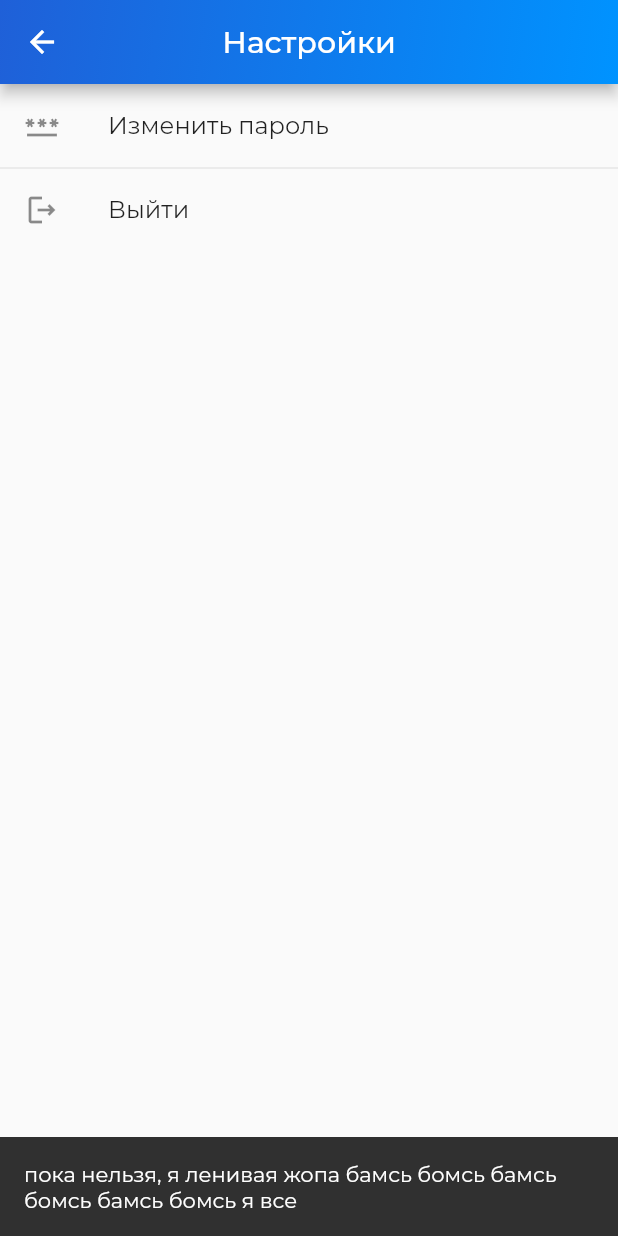
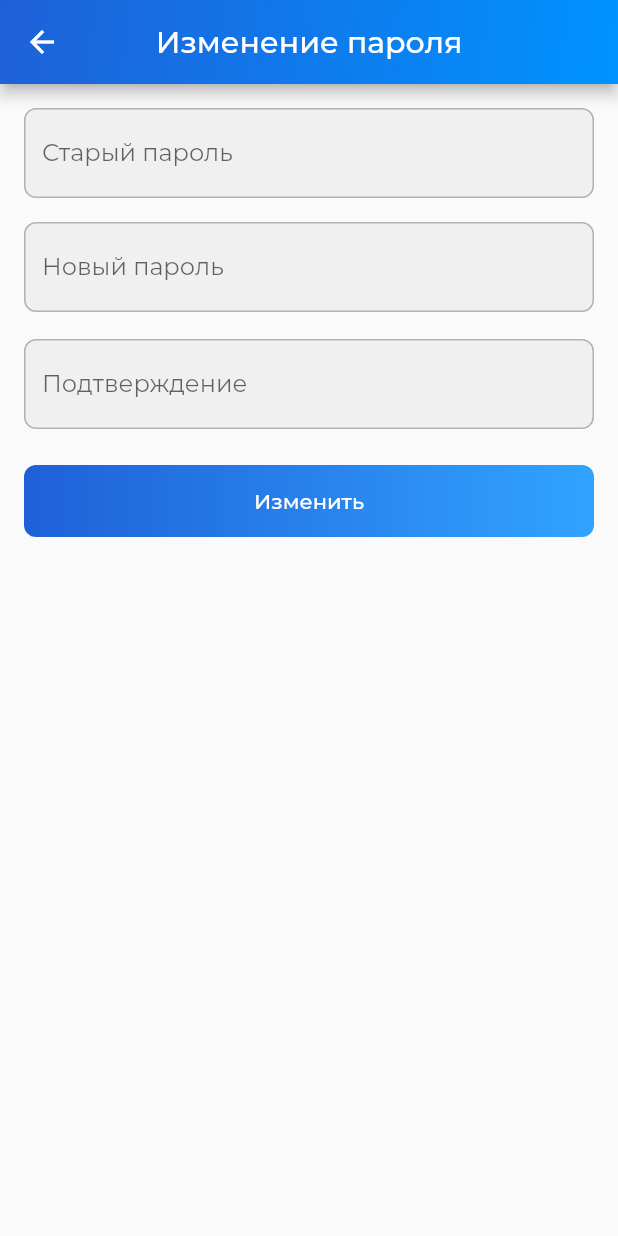
Before and after one commit to fdl-mc/fdl-mobile, a Flutter app: the SettingsPage screen opened directly, after a tap on "Изменить пароль", on a phone screen of 412 x 824 dp. Run offline on Flutter 3.47's test engine with Material 2 defaults, Android fonts, the phone set to English and light mode, and no system bars; our stand-ins replace cloud_firestore, firebase_auth, firebase_core, get; accounts and stored records are empty; network calls fail.

Commit message:
Added pasword change

```diff
--- a/lib/controller/bindings/initial_binding.dart
+++ b/lib/controller/bindings/initial_binding.dart
@@ -1,4 +1,5 @@
 import 'package:freedomland/controller/auth_controller.dart';
+import 'package:freedomland/controller/user_controller.dart';
 import 'package:freedomland/provider/user_provider.dart';
 import 'package:get/get.dart';
 
@@ -7,5 +8,6 @@ class InitialBinding extends Bindings {
   void dependencies() {
     Get.put<UserProvider>(UserProvider(), permanent: true);
     Get.put<AuthController>(AuthController(), permanent: true);
+    Get.put<UserController>(UserController());
   }
 }
--- a/lib/controller/bindings/user_binding.dart
+++ b/lib/controller/bindings/user_binding.dart
@@ -1,3 +1,4 @@
+import 'package:freedomland/controller/password_change_controller.dart';
 import 'package:freedomland/controller/payement_controller.dart';
 import 'package:freedomland/controller/user_controller.dart';
 import 'package:get/get.dart';
@@ -5,7 +6,8 @@ import 'package:get/get.dart';
 class UserBinding extends Bindings {
   @override
   void dependencies() {
-    Get.put<UserController>(UserController());
+    // Get.put<UserController>(UserController());
     Get.put<PaymentController>(PaymentController());
+    Get.put<PasswordChangeController>(PasswordChangeController());
   }
 }
--- /dev/null
+++ b/lib/controller/password_change_controller.dart
@@ -0,0 +1,36 @@
+import 'package:flutter/material.dart';
+import 'package:freedomland/controller/auth_controller.dart';
+import 'package:freedomland/controller/user_controller.dart';
+import 'package:freedomland/utils/snackbars.dart';
+import 'package:get/get.dart';
+
+class PasswordChangeController extends GetxController {
+  final oldPasswordController = TextEditingController();
+  final passwordController = TextEditingController();
+  final confirmController = TextEditingController();
+
+  final authController = Get.find<AuthController>();
+  final userController = Get.find<UserController>();
+
+  Future<void> chagnePassword() async {
+    final oldPassword = oldPasswordController.value.text;
+    final password = passwordController.value.text;
+    final confirm = confirmController.value.text;
+
+    if (password.length < 6) {
+      return showErrorSnackbar(
+        text: 'Минимальная длина пароля - 6 символов.',
+      );
+    } else if (password != confirm) {
+      return showErrorSnackbar(
+        text: 'Пароли не совпадают',
+      );
+    } else {
+      authController.changePassword(
+        userController.state!.name,
+        oldPassword,
+        password,
+      );
+    }
+  }
+}
--- a/lib/main.dart
+++ b/lib/main.dart
@@ -34,7 +34,6 @@ class App extends StatelessWidget {
               borderRadius: BorderRadius.circular(8.0),
             ),
           ),
-          // buttonTheme: ButtonThemeData(buttonColor: ),
           fontFamily: 'Montserrat'),
       home: SplashScreen(),
     );
--- /dev/null
+++ b/lib/ui/password_change_page.dart
@@ -0,0 +1,75 @@
+import 'package:flutter/material.dart';
+import 'package:freedomland/constants/pallettes.dart';
+import 'package:freedomland/controller/password_change_controller.dart';
+import 'package:freedomland/ui/general/bottom_margin.dart';
+import 'package:freedomland/ui/general/bottom_sheet_page.dart';
+import 'package:freedomland/ui/general/gradient_app_bar.dart';
+import 'package:freedomland/ui/general/gradient_button.dart';
+import 'package:get/get.dart';
+import 'package:get/get_state_manager/src/simple/get_view.dart';
+
+class PasswordChangePage extends GetView<PasswordChangeController> {
+  @override
+  Widget build(BuildContext context) {
+    return Scaffold(
+      appBar: GradientAppBar(
+        centerTitle: true,
+        title: Text('Изменение пароля'),
+        gradient: LinearGradient(
+          begin: Alignment.topLeft,
+          end: Alignment.bottomRight,
+          colors: <Color>[
+            primaryP.shade800,
+            primaryP.shade500,
+          ],
+        ),
+      ),
+      body: Scrollbar(
+        child: SafeArea(
+          minimum: EdgeInsets.all(16),
+          child: ListView(
+            physics: BouncingScrollPhysics(),
+            children: [
+              TextFormField(
+                obscureText: true,
+                decoration: InputDecoration(hintText: 'Старый пароль'),
+                controller: controller.oldPasswordController,
+              ),
+              BottomMargin(16),
+              TextFormField(
+                obscureText: true,
+                decoration: InputDecoration(hintText: 'Новый пароль'),
+                controller: controller.passwordController,
+              ),
+              BottomMargin(18),
+              TextFormField(
+                obscureText: true,
+                decoration: InputDecoration(hintText: 'Подтверждение'),
+                controller: controller.confirmController,
+              ),
+              BottomMargin(24),
+              ConstrainedBox(
+                constraints: BoxConstraints.tightFor(
+                  width: double.infinity,
+                  height: 48,
+                ),
+                child: GradientButton(
+                  onPressed: controller.chagnePassword,
+                  gradient: LinearGradient(
+                    begin: Alignment.centerLeft,
+                    end: Alignment.centerRight,
+                    colors: [
+                      primaryP.shade800,
+                      primaryP.shade400,
+                    ],
+                  ),
+                  child: Text('Изменить'),
+                ),
+              ),
+            ],
+          ),
+        ),
+      ),
+    );
+  }
+}
--- a/lib/ui/settings_page.dart
+++ b/lib/ui/settings_page.dart
@@ -1,9 +1,9 @@
 import 'package:flutter/material.dart';
 import 'package:freedomland/constants/pallettes.dart';
 import 'package:freedomland/controller/auth_controller.dart';
-import 'package:freedomland/controller/user_controller.dart';
+import 'package:freedomland/controller/password_change_controller.dart';
 import 'package:freedomland/ui/general/gradient_app_bar.dart';
-import 'package:freedomland/utils/build_snackbar.dart';
+import 'package:freedomland/ui/password_change_page.dart';
 import 'package:get/get.dart';
 
 class SettingsPage extends StatelessWidget {
@@ -32,10 +32,10 @@ class SettingsPage extends StatelessWidget {
               title: Text('Изменить пароль'),
               leading: Icon(Icons.password_outlined),
               onTap: () {
-                Get.showSnackbar(
-                  buildSnackbar(
-                    text:
-                        'пока нельзя, я ленивая жопа бамсь бомсь бамсь бомсь бамсь бомсь я все',
+                Get.to(
+                  () => PasswordChangePage(),
+                  binding: BindingsBuilder.put(
+                    () => PasswordChangeController(),
                   ),
                 );
               },
```
Also changed, not shown: lib/controller/auth_controller.dart (+25 -2 lines), lib/ui/home_page/home_page_top_bar.dart (+19 -6 lines).
